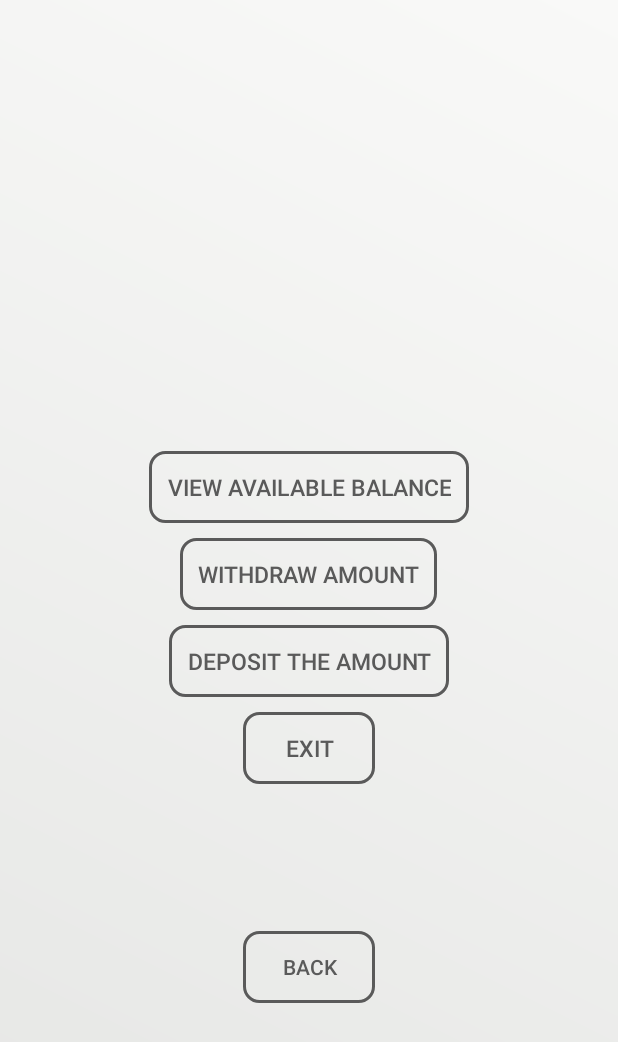
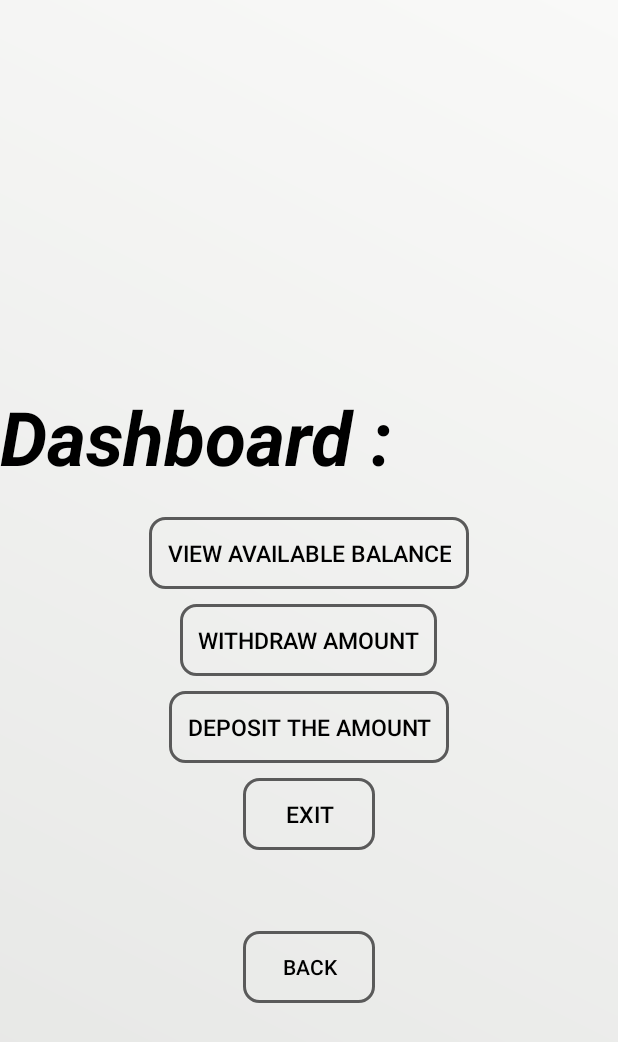
Before and after one commit to Aadhiarc/ATMUI, an Android app: the Activity3 screen opened directly, with no data from a screen before it, on a phone screen of 412 x 824 dp. Shown: the top 1042 px of the screen. Run offline under Robolectric (Android 15) with nearby library versions, the phone set to English and light mode, and no system bars.

```diff
--- a/app/src/main/java/com/example/atmapp/Activity3.java
+++ b/app/src/main/java/com/example/atmapp/Activity3.java
@@ -53,15 +53,15 @@ public class Activity3 extends AppCompatActivity {
         withdraw_btn.setOnClickListener(new View.OnClickListener() {
             @Override
             public void onClick(View view) {
-                Intent intent2 = new Intent(Activity3.this,withdrawAmount.class);
-                startActivity(intent2);
+              Intent intent = new Intent(Activity3.this,withdrawAmount.class);
+              startActivity(intent);
             }
         });
 
         exit_btn.setOnClickListener(new View.OnClickListener() {
             @Override
             public void onClick(View view) {
-                System.exit(0);
+                finishAffinity();
             }
         });
         back.setOnClickListener(new View.OnClickListener() {
--- a/app/src/main/java/com/example/atmapp/DBhelper.java
+++ b/app/src/main/java/com/example/atmapp/DBhelper.java
@@ -20,6 +20,6 @@ public class DBhelper extends SQLiteOpenHelper {
 
     @Override
     public void onUpgrade(SQLiteDatabase db, int i, int i1) {
-          db.execSQL("drop table if exists accountDetails");
+
     }
 }
--- a/app/src/main/java/com/example/atmapp/MainActivity.java
+++ b/app/src/main/java/com/example/atmapp/MainActivity.java
@@ -107,7 +107,7 @@ public class MainActivity extends AppCompatActivity {
                     arraylist.add(cursor.getString(0));
                     arraylist.add(cursor.getString(1));
                     arraylist.add(cursor.getString(2));
-
+                    System.out.println("accountNumber"+arraylist.get(1));
                 }
 
             }
--- a/app/src/main/res/layout/activity_3.xml
+++ b/app/src/main/res/layout/activity_3.xml
@@ -12,82 +12,94 @@
         android:layout_height="match_parent"
         android:gravity="center"
         android:orientation="vertical"
-        app:layout_constraintBottom_toBottomOf="parent"
-        app:layout_constraintTop_toTopOf="parent">
+        app:layout_constraintBottom_toBottomOf="parent">
+
+        <TextView
+            android:id="@+id/textView5"
+            android:layout_width="match_parent"
+            android:layout_height="wrap_content"
+            android:text="Dashboard :"
+            android:textSize="50dp"
+            android:textStyle="italic|bold"
+            android:textColor="@color/black"/>
+        <Space
+            android:layout_width="wrap_content"
+            android:layout_height="20dp"/>
 
         <androidx.appcompat.widget.AppCompatButton
             android:id="@+id/balance_button"
             android:layout_width="wrap_content"
             android:layout_height="wrap_content"
             android:background="@drawable/gradient_btn"
+            android:padding="12dp"
             android:text="View Available Balance"
-            android:textColor="#5A5A5A"
+            android:textColor="@color/black"
             android:textSize="15dp"
             app:layout_constraintBottom_toBottomOf="parent"
             app:layout_constraintEnd_toEndOf="parent"
             app:layout_constraintStart_toStartOf="parent"
             app:layout_constraintTop_toTopOf="parent"
-            app:layout_constraintVertical_bias="0.279"
-            android:padding="12dp"/>
+            app:layout_constraintVertical_bias="0.279" />
 
         <Space
             android:layout_width="match_parent"
-                android:layout_height="10dp"/>
+            android:layout_height="10dp" />
 
         <androidx.appcompat.widget.AppCompatButton
             android:id="@+id/withdraw_button"
             android:layout_width="wrap_content"
             android:layout_height="wrap_content"
             android:background="@drawable/gradient_btn"
+            android:padding="12dp"
             android:text="Withdraw Amount"
-            android:textColor="#5A5A5A"
+            android:textColor="@color/black"
             android:textSize="15dp"
             app:layout_constraintBottom_toBottomOf="parent"
             app:layout_constraintEnd_toEndOf="parent"
             app:layout_constraintHorizontal_bias="0.497"
             app:layout_constraintStart_toStartOf="parent"
             app:layout_constraintTop_toTopOf="parent"
-            app:layout_constraintVertical_bias="0.37"
-            android:padding="12dp"/>
+            app:layout_constraintVertical_bias="0.37" />
 
         <Space
             android:layout_width="match_parent"
-            android:layout_height="10dp"/>
+            android:layout_height="10dp" />
 
         <androidx.appcompat.widget.AppCompatButton
             android:id="@+id/deposit_button"
             android:layout_width="wrap_content"
             android:layout_height="wrap_content"
+            android:background="@drawable/gradient_btn"
+            android:padding="12dp"
             android:text="Deposit The Amount"
+            android:textColor="@color/black"
+            android:textSize="15dp"
             app:layout_constraintBottom_toBottomOf="parent"
             app:layout_constraintEnd_toEndOf="parent"
             app:layout_constraintStart_toStartOf="parent"
             app:layout_constraintTop_toTopOf="parent"
-        app:layout_constraintVertical_bias="0.456"
-        android:background="@drawable/gradient_btn"
-        android:textColor="#5A5A5A"
-            android:padding="12dp"
-        android:textSize="15dp"/>
+            app:layout_constraintVertical_bias="0.456" />
 
         <Space
             android:layout_width="match_parent"
-            android:layout_height="10dp"/>
+            android:layout_height="10dp" />
 
         <androidx.appcompat.widget.AppCompatButton
             android:id="@+id/exit_button"
             android:layout_width="wrap_content"
             android:layout_height="wrap_content"
             android:background="@drawable/gradient_btn"
+            android:padding="12dp"
             android:text="Exit"
-            android:textColor="#5A5A5A"
+            android:textColor="@color/black"
             android:textSize="15dp"
-            android:padding="12dp"
             app:layout_constraintBottom_toBottomOf="parent"
             app:layout_constraintEnd_toEndOf="parent"
             app:layout_constraintHorizontal_bias="0.498"
             app:layout_constraintStart_toStartOf="parent"
             app:layout_constraintTop_toTopOf="parent"
             app:layout_constraintVertical_bias="0.544" />
+
     </LinearLayout>
     <androidx.appcompat.widget.AppCompatButton
         android:id="@+id/back_log"
@@ -95,7 +107,7 @@
         android:layout_height="wrap_content"
         android:background="@drawable/gradient_btn"
         android:text="Back"
-        android:textColor="#5A5A5A"
+        android:textColor="@color/black"
         app:layout_constraintBottom_toBottomOf="parent"
         app:layout_constraintEnd_toEndOf="parent"
         app:layout_constraintHorizontal_bias="0.501"
```
Also changed, not shown: app/src/main/java/com/example/atmapp/depositAmount.java (+42 -22 lines), app/src/main/java/com/example/atmapp/viewBalance.java (+5 -4 lines), app/src/main/java/com/example/atmapp/withdrawAmount.java (+53 -2 lines), app/src/main/res/layout/activity_deposit_amount.xml (+10 -5 lines), app/src/main/res/layout/activity_login.xml (+7 -7 lines), app/src/main/res/layout/activity_main.xml (+10 -10 lines), app/src/main/res/layout/activity_view_balance.xml (+6 -3 lines), app/src/main/res/layout/activity_withdraw_amount.xml (+23 -5 lines). Lines whose indentation alone changed are shown as unchanged.
